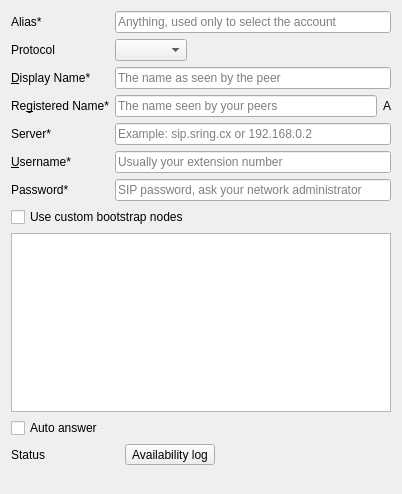
KDE/ring-kde, file src/conf/accountpages/basic.ui: the form before one commit.
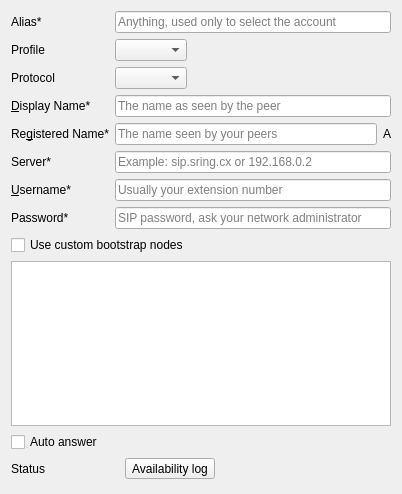
The form after the commit. Icons and pictures are not drawn. Custom widgets are drawn as their Qt base class.

Commit message:
profile: Make the prodiles useful again
This commit changes various components to take the profile and
presence into account again.

The next step will be to fix the presence status (away) message
and integrate everything.

Another missing thing is to support existing profiles in the
wizard.

```diff
--- a/src/conf/accountpages/basic.ui
+++ b/src/conf/accountpages/basic.ui
@@ -42,7 +42,7 @@
        </property>
       </widget>
      </item>
-     <item row="1" column="0">
+     <item row="2" column="0">
       <widget class="QLabel" name="label2_protocol">
        <property name="text">
         <string>Protocol</string>
@@ -52,7 +52,7 @@
        </property>
       </widget>
      </item>
-     <item row="1" column="1">
+     <item row="2" column="1">
       <layout class="QHBoxLayout" name="horizontalLayout_2">
        <item>
         <widget class="AutoComboBox" name="m_pProtocol"/>
@@ -72,7 +72,7 @@
        </item>
       </layout>
      </item>
-     <item row="2" column="0">
+     <item row="3" column="0">
       <widget class="QLabel" name="label">
        <property name="text">
         <string>&amp;Display Name*</string>
@@ -82,14 +82,14 @@
        </property>
       </widget>
      </item>
-     <item row="2" column="1">
+     <item row="3" column="1">
       <widget class="QLineEdit" name="lrcfg_displayName">
        <property name="placeholderText">
         <string>The name as seen by the peer</string>
        </property>
       </widget>
      </item>
-     <item row="3" column="0">
+     <item row="4" column="0">
       <widget class="QLabel" name="lrcfg_registeredNameBuddy2">
        <property name="text">
         <string>Re&amp;gistered Name*</string>
@@ -99,7 +99,7 @@
        </property>
       </widget>
      </item>
-     <item row="3" column="1">
+     <item row="4" column="1">
       <layout class="QHBoxLayout" name="horizontalLayout_3">
        <item>
         <widget class="QLineEdit" name="lrcfg_registeredName">
@@ -117,7 +117,7 @@
        </item>
       </layout>
      </item>
-     <item row="4" column="0">
+     <item row="5" column="0">
       <widget class="QLabel" name="label3_server">
        <property name="text">
         <string comment="SIP server">Server*</string>
@@ -127,7 +127,7 @@
        </property>
       </widget>
      </item>
-     <item row="4" column="1">
+     <item row="5" column="1">
       <widget class="QLineEdit" name="lrcfg_hostname">
        <property name="minimumSize">
         <size>
@@ -140,7 +140,7 @@
        </property>
       </widget>
      </item>
-     <item row="5" column="0">
+     <item row="6" column="0">
       <widget class="QLabel" name="label4_user">
        <property name="accessibleDescription">
         <string comment="Account username"/>
@@ -153,14 +153,14 @@
        </property>
       </widget>
      </item>
-     <item row="5" column="1">
+     <item row="6" column="1">
       <widget class="QLineEdit" name="lrcfg_username">
        <property name="placeholderText">
         <string>Usually your extension number</string>
        </property>
       </widget>
      </item>
-     <item row="6" column="0">
+     <item row="7" column="0">
       <widget class="QLabel" name="label5_password">
        <property name="text">
         <string comment="Account password">Password*</string>
@@ -170,7 +170,7 @@
        </property>
       </widget>
      </item>
-     <item row="6" column="1">
+     <item row="7" column="1">
       <widget class="QLineEdit" name="lrcfg_password">
        <property name="echoMode">
         <enum>QLineEdit::Password</enum>
@@ -180,6 +180,33 @@
        </property>
       </widget>
      </item>
+     <item row="1" column="0">
+      <widget class="QLabel" name="label_profile">
+       <property name="text">
+        <string>Profile</string>
+       </property>
+      </widget>
+     </item>
+     <item row="1" column="1">
+      <layout class="QHBoxLayout" name="horizontalLayout_7">
+       <item>
+        <widget class="AutoComboBox" name="m_pProfile"/>
+       </item>
+       <item>
+        <spacer name="horizontalSpacer_3">
+         <property name="orientation">
+          <enum>Qt::Horizontal</enum>
+         </property>
+         <property name="sizeHint" stdset="0">
+          <size>
+           <width>40</width>
+           <height>20</height>
+          </size>
+         </property>
+        </spacer>
+       </item>
+      </layout>
+     </item>
     </layout>
    </item>
    <item row="1" column="0" colspan="2">
```
Left out of the diff: 56 changed lines with no effect on the pictures. The commit also changes 16 other files.
